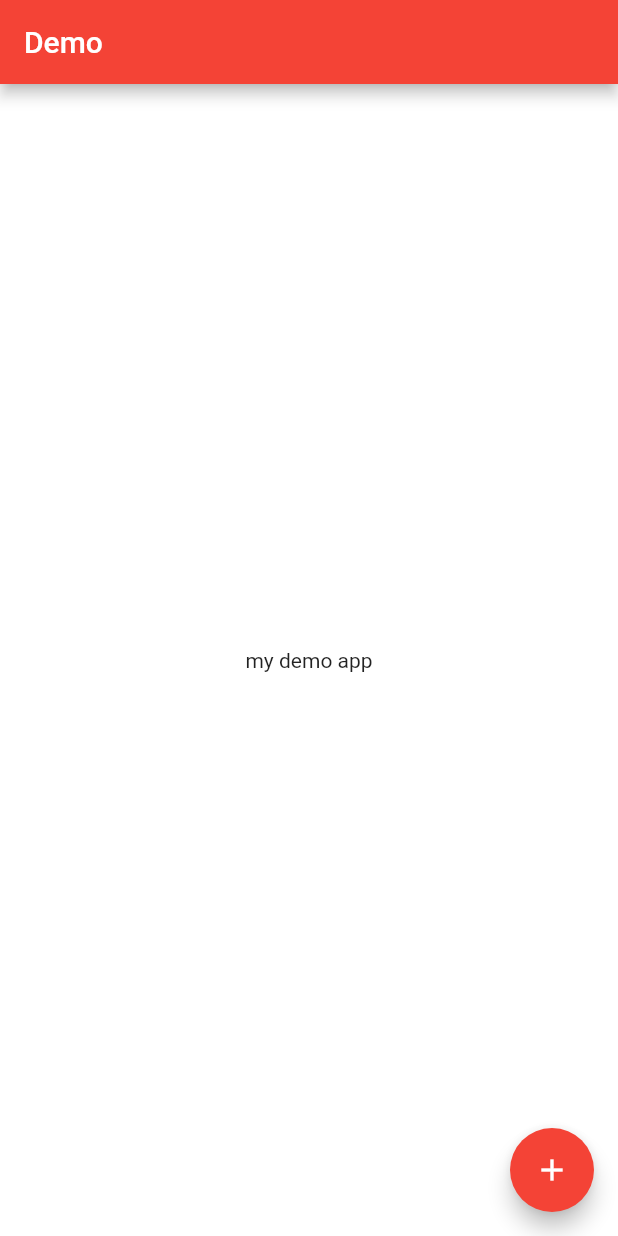
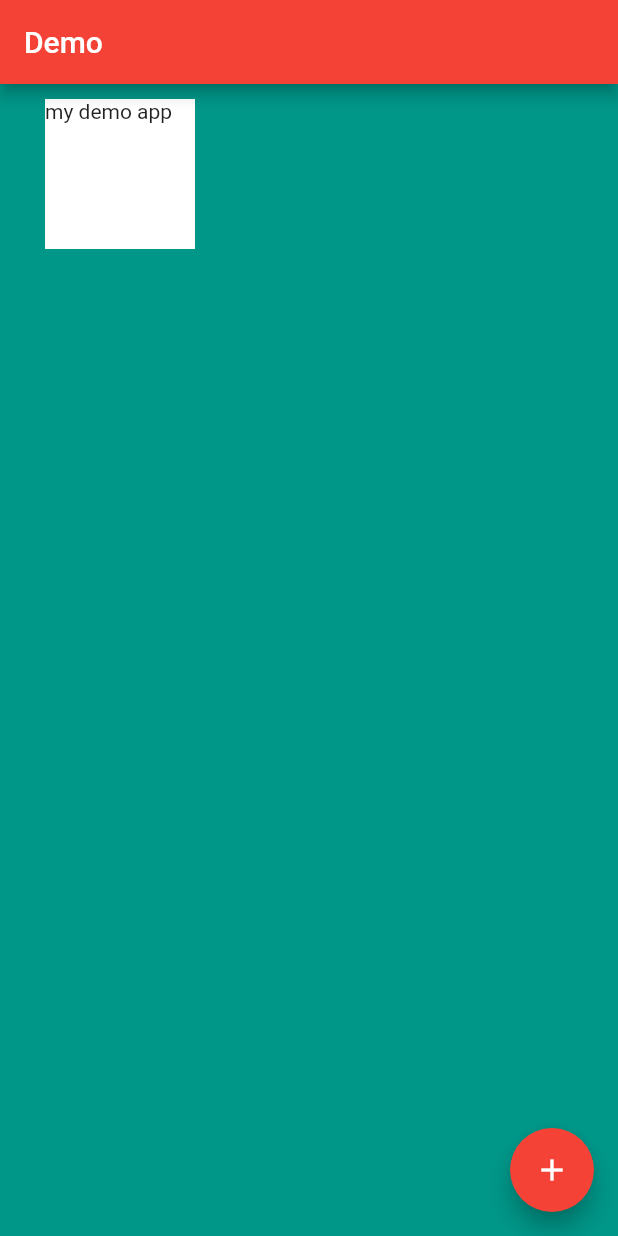
Before and after one commit to Oben-Desmond/Flutter-App, a Flutter app: the screen it shows after launch, on a phone screen of 412 x 824 dp. Run offline on Flutter 3.47's test engine with Material 2 defaults, Android fonts, the phone set to English and light mode, and no system bars.

Commit message:
using containers, saearea and padding to align widgets

```diff
--- a/lib/main.dart
+++ b/lib/main.dart
@@ -12,25 +12,28 @@ class MyApp extends StatelessWidget {
     return MaterialApp(
       debugShowCheckedModeBanner: false,
       home: Scaffold(
-        backgroundColor: Colors.white,
+        backgroundColor: Colors.teal,
         appBar: AppBar(
           title: Text('Demo'),
           backgroundColor: Colors.red,
         ),
-        body: Container(
-          child: Center(
+        body: SafeArea(
+          child: Container(
+            height: 100,
+            width: 100,
+            color: Colors.white,
+            margin: EdgeInsets.fromLTRB(30, 10, 30, 4),
             child: Text(text),
           ),
         ),
         floatingActionButton: FloatingActionButton(
-          onPressed: ()=>{ },
+          onPressed: () => {},
           child: Icon(Icons.add),
           backgroundColor: Colors.red,
         ),
       ),
     );
   }
-
 }
 
 class MyWidget extends StatelessWidget {
```
